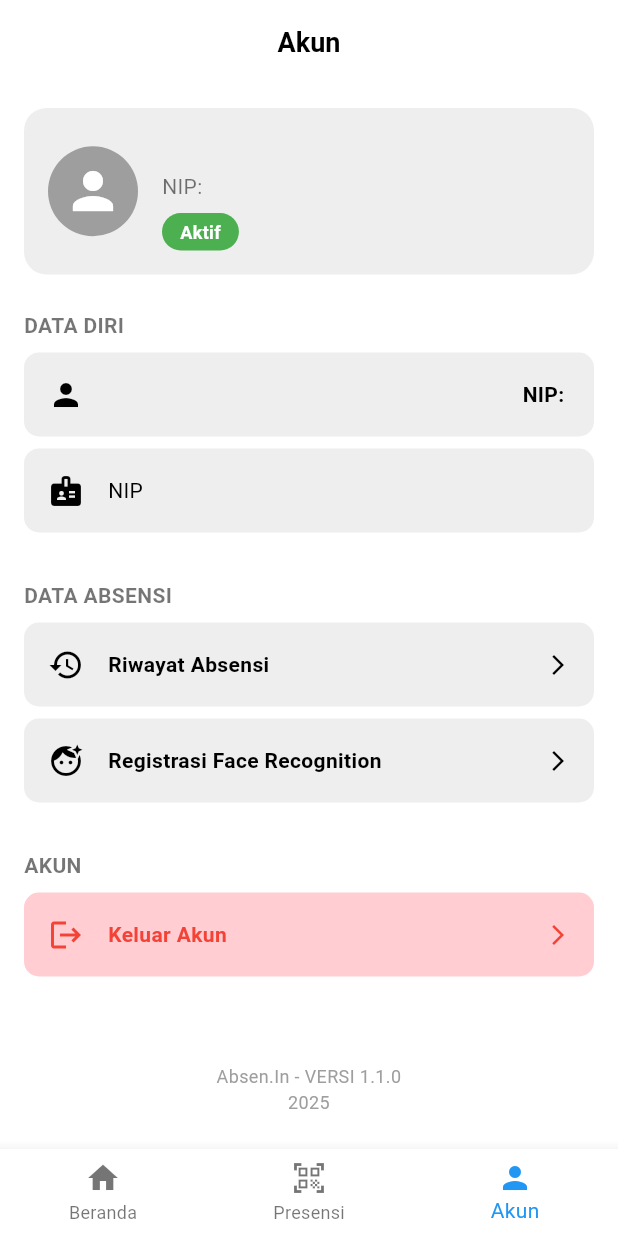
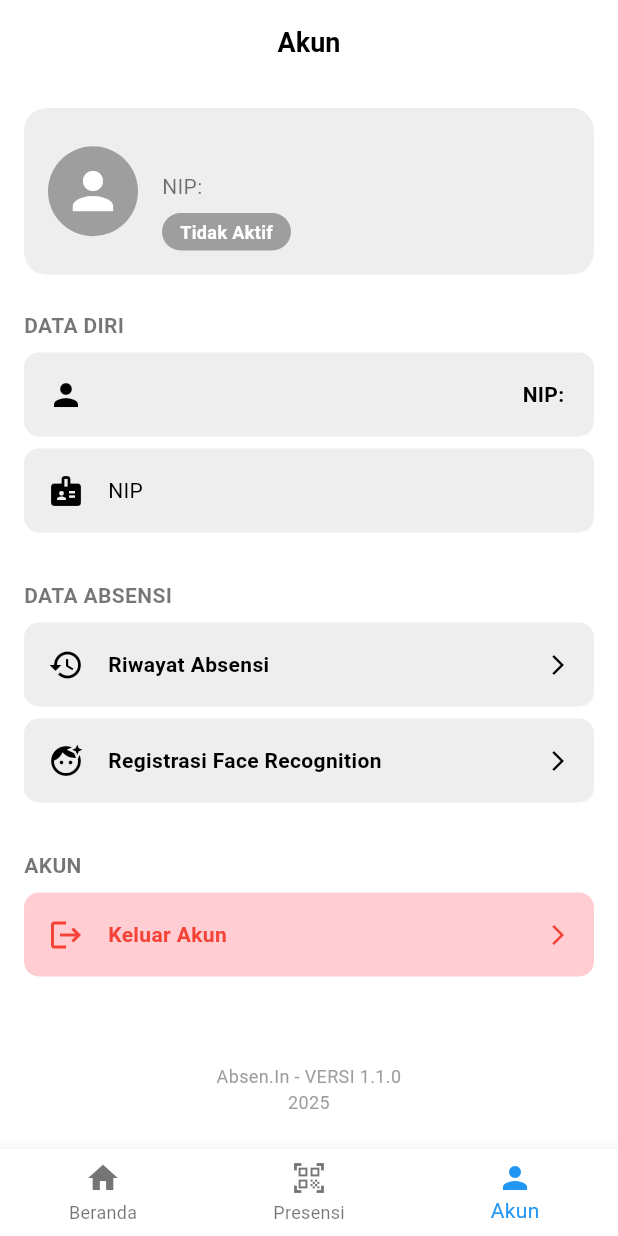
Before and after one commit to damarubi/flutter_app_tugas, a Flutter app: the screen it shows once a user with an empty profile is signed in, swiped to page 3, on a phone screen of 412 x 824 dp. Run offline on Flutter 3.47's test engine with Material 3 defaults, Android fonts, the light colour scheme and no system bars; our stand-ins replace camera, cloud_firestore, firebase_auth, firebase_core, flutter_map, geolocator and 2 more; accounts and stored records are empty.

Commit message:
refactor: profile pages 3-layer architecture
feat: foto profile

```diff
--- a/lib/features/home/presentation/pages/home_page.dart
+++ b/lib/features/home/presentation/pages/home_page.dart
@@ -1,4 +1,4 @@
-import 'dart:typed_data';
+// import 'dart:typed_data';
 import 'package:flutter/material.dart';
 import 'package:provider/provider.dart' as provider;
 import 'package:firebase_auth/firebase_auth.dart' as firebase_auth;
--- /dev/null
+++ b/lib/features/profile/data/datasources/profile_remote_datasource.dart
@@ -0,0 +1,42 @@
+import 'package:cloud_firestore/cloud_firestore.dart';
+import 'package:firebase_auth/firebase_auth.dart';
+import '../models/user_profile_model.dart';
+
+abstract class ProfileRemoteDataSource {
+  Stream<UserProfileModel> getUserProfileStream();
+  Future<void> logout();
+}
+
+class ProfileRemoteDataSourceImpl implements ProfileRemoteDataSource {
+  final FirebaseAuth firebaseAuth;
+  final FirebaseFirestore firestore;
+
+  ProfileRemoteDataSourceImpl({
+    required this.firebaseAuth,
+    required this.firestore,
+  });
+
+  @override
+  Stream<UserProfileModel> getUserProfileStream() {
+    final user = firebaseAuth.currentUser;
+    if (user == null) {
+      throw Exception('User not authenticated');
+    }
+
+    return firestore.collection('users').doc(user.uid).snapshots().map((
+      snapshot,
+    ) {
+      if (!snapshot.exists) {
+        throw Exception('User profile not found');
+      }
+
+      final data = snapshot.data()!;
+      return UserProfileModel.fromFirestore(user.uid, data);
+    });
+  }
+
+  @override
+  Future<void> logout() async {
+    await firebaseAuth.signOut();
+  }
+}
--- /dev/null
+++ b/lib/features/profile/data/models/user_profile_model.dart
@@ -0,0 +1,36 @@
+import '../../domain/entities/user_profile.dart';
+
+class UserProfileModel extends UserProfile {
+  UserProfileModel({
+    required super.uid,
+    required super.fullName,
+    required super.nip,
+    required super.email,
+    super.faceDataBase64,
+    super.isActive,
+  });
+
+  factory UserProfileModel.fromFirestore(
+    String uid,
+    Map<String, dynamic> data,
+  ) {
+    return UserProfileModel(
+      uid: uid,
+      fullName: data['fullName'] ?? '',
+      nip: data['nip'] ?? '',
+      email: data['email'] ?? '',
+      faceDataBase64: data['faceDataBase64'],
+      isActive: data['isActive'] ?? true,
+    );
+  }
+
+  Map<String, dynamic> toFirestore() {
+    return {
+      'fullName': fullName,
+      'nip': nip,
+      'email': email,
+      'faceDataBase64': faceDataBase64,
+      'isActive': isActive,
+    };
+  }
+}
--- /dev/null
+++ b/lib/features/profile/data/repositories/profile_repository_impl.dart
@@ -0,0 +1,19 @@
+import '../../domain/entities/user_profile.dart';
+import '../../domain/repositories/profile_repository.dart';
+import '../datasources/profile_remote_datasource.dart';
+
+class ProfileRepositoryImpl implements ProfileRepository {
+  final ProfileRemoteDataSource remoteDataSource;
+
+  ProfileRepositoryImpl({required this.remoteDataSource});
+
+  @override
+  Stream<UserProfile> getUserProfileStream() {
+    return remoteDataSource.getUserProfileStream();
+  }
+
+  @override
+  Future<void> logout() async {
+    await remoteDataSource.logout();
+  }
+}
--- /dev/null
+++ b/lib/features/profile/domain/entities/user_profile.dart
@@ -0,0 +1,19 @@
+class UserProfile {
+  final String uid;
+  final String fullName;
+  final String nip;
+  final String email;
+  final String? faceDataBase64;
+  final bool isActive;
+
+  UserProfile({
+    required this.uid,
+    required this.fullName,
+    required this.nip,
+    required this.email,
+    this.faceDataBase64,
+    this.isActive = true,
+  });
+
+  String get statusLabel => isActive ? 'Aktif' : 'Tidak Aktif';
+}
--- /dev/null
+++ b/lib/features/profile/domain/repositories/profile_repository.dart
@@ -0,0 +1,6 @@
+import '../entities/user_profile.dart';
+
+abstract class ProfileRepository {
+  Stream<UserProfile> getUserProfileStream();
+  Future<void> logout();
+}
--- /dev/null
+++ b/lib/features/profile/domain/usecases/get_user_profile_usecase.dart
@@ -0,0 +1,12 @@
+import '../entities/user_profile.dart';
+import '../repositories/profile_repository.dart';
+
+class GetUserProfileUseCase {
+  final ProfileRepository repository;
+
+  GetUserProfileUseCase(this.repository);
+
+  Stream<UserProfile> call() {
+    return repository.getUserProfileStream();
+  }
+}
--- /dev/null
+++ b/lib/features/profile/domain/usecases/logout_usecase.dart
@@ -0,0 +1,11 @@
+import '../repositories/profile_repository.dart';
+
+class LogoutUseCase {
+  final ProfileRepository repository;
+
+  LogoutUseCase(this.repository);
+
+  Future<void> call() async {
+    await repository.logout();
+  }
+}
--- a/lib/features/profile/presentation/pages/profile_page.dart
+++ b/lib/features/profile/presentation/pages/profile_page.dart
@@ -1,18 +1,56 @@
+import 'dart:convert';
 import 'package:flutter/material.dart';
 import 'package:cloud_firestore/cloud_firestore.dart';
 import 'package:firebase_auth/firebase_auth.dart';
+import 'package:provider/provider.dart' as provider;
 import '../../../auth/presentation/pages/login_page.dart';
 import '../../../face_recognition/presentation/pages/face_recognition_page.dart';
+import '../providers/profile_provider.dart' as providers;
+import '../../data/datasources/profile_remote_datasource.dart' as datasources;
+import '../../data/repositories/profile_repository_impl.dart' as repositories;
+import '../../domain/usecases/get_user_profile_usecase.dart' as usecases;
+import '../../domain/usecases/logout_usecase.dart' as usecases;
 
-class ProfilePage extends StatelessWidget {
+class ProfilePage extends StatefulWidget {
   const ProfilePage({super.key});
 
+  @override
+  State<ProfilePage> createState() => _ProfilePageState();
+}
+
+class _ProfilePageState extends State<ProfilePage> {
+  late providers.ProfileProvider _profileProvider;
+
+  @override
+  void initState() {
+    super.initState();
+    _initializeProvider();
+  }
+
+  void _initializeProvider() {
+    // Initialize dependencies
+    final dataSource = datasources.ProfileRemoteDataSourceImpl(
+      firebaseAuth: FirebaseAuth.instance,
+      firestore: FirebaseFirestore.instance,
+    );
+    final repository = repositories.ProfileRepositoryImpl(
+      remoteDataSource: dataSource,
+    );
+
+    _profileProvider = providers.ProfileProvider(
+      getUserProfileUseCase: usecases.GetUserProfileUseCase(repository),
+      logoutUseCase: usecases.LogoutUseCase(repository),
+    );
+  }
+
   void _logout(BuildContext context) async {
-    await FirebaseAuth.instance.signOut();
+    await _profileProvider.logout();
+    if (mounted) {
       Navigator.of(context).pushAndRemoveUntil(
         MaterialPageRoute(builder: (context) => const LoginPage()),
         (Route<dynamic> route) => false,
       );
+    }
   }
 
   @override
@@ -22,7 +60,9 @@ class ProfilePage extends StatelessWidget {
       return const LoginPage();
     }
 
-    return Scaffold(
+    return provider.ChangeNotifierProvider.value(
+      value: _profileProvider,
+      child: Scaffold(
         appBar: AppBar(
           title: const Text(
             'Akun',
@@ -32,11 +72,8 @@ class ProfilePage extends StatelessWidget {
           elevation: 0,
           centerTitle: true,
         ),
-      body: StreamBuilder<DocumentSnapshot>(
-        stream: FirebaseFirestore.instance
-            .collection('users')
-            .doc(user.uid)
-            .snapshots(),
+        body: StreamBuilder(
+          stream: _profileProvider.getUserProfileStream(),
           builder: (context, snapshot) {
             if (snapshot.connectionState == ConnectionState.waiting) {
               return const Center(child: CircularProgressIndicator());
@@ -48,13 +85,13 @@ class ProfilePage extends StatelessWidget {
               );
             }
 
-          if (!snapshot.hasData || !snapshot.data!.exists) {
-            return const Center(child: Text('Data pengguna tidak ditemukan.'));
+            if (!snapshot.hasData) {
+              return const Center(
+                child: Text('Data pengguna tidak ditemukan.'),
+              );
             }
 
-          final userData = snapshot.data!.data() as Map<String, dynamic>;
-          final fullName = userData['fullName'] ?? 'Nama Tidak Ditemukan';
-          final nip = userData['nip'] ?? 'NIP Tidak Ditemukan';
+            final userProfile = snapshot.data!;
 
             return SingleChildScrollView(
               padding: const EdgeInsets.all(16.0),
@@ -62,22 +99,27 @@ class ProfilePage extends StatelessWidget {
                 crossAxisAlignment: CrossAxisAlignment.stretch,
                 children: <Widget>[
                   // Bagian atas (Informasi Pengguna)
-                _buildProfileCard(fullName, nip),
+                  _buildProfileCard(
+                    userProfile.fullName,
+                    userProfile.nip,
+                    userProfile.isActive,
+                    userProfile.faceDataBase64,
+                  ),
                   const SizedBox(height: 24.0),
 
                   // Bagian Data Diri
                   _buildSectionTitle('DATA DIRI'),
                   _buildDataCard(
                     icon: Icons.person,
-                  label: fullName,
-                  value: 'NIP: $nip',
+                    label: userProfile.fullName,
+                    value: 'NIP: ${userProfile.nip}',
                     iconColor: Colors.black,
                     isBold: true,
                   ),
                   _buildDataCard(
                     icon: Icons.badge,
                     label: 'NIP',
-                  value: nip,
+                    value: userProfile.nip,
                     iconColor: Colors.black,
                   ),
                   const SizedBox(height: 24.0),
@@ -129,10 +171,12 @@ class ProfilePage extends StatelessWidget {
             );
           },
         ),
+      ),
     );
   }
 
-  Widget _buildProfileCard(String fullName, String nip) {
+  Widget _buildProfileCard(
+      String fullName, String nip, bool isActive, String? faceDataBase64) {
     return Container(
       padding: const EdgeInsets.all(16.0),
       decoration: BoxDecoration(
@@ -141,10 +185,23 @@ class ProfilePage extends StatelessWidget {
       ),
       child: Row(
         children: <Widget>[
-          const CircleAvatar(
+          // Profile Photo from Face Recognition
+          CircleAvatar(
             radius: 30,
             backgroundColor: Colors.grey,
-            child: Icon(Icons.person, size: 40, color: Colors.white),
+            backgroundImage: faceDataBase64 != null &&
+                    faceDataBase64.isNotEmpty
+                ? MemoryImage(
+                    base64Decode(
+                      faceDataBase64.contains(',')
+                          ? faceDataBase64.split(',').last
+                          : faceDataBase64,
+                    ),
+                  )
+                : null,
+            child: faceDataBase64 == null || faceDataBase64.isEmpty
+                ? const Icon(Icons.person, size: 40, color: Colors.white)
+                : null,
           ),
           const SizedBox(width: 16.0),
           Expanded(
@@ -169,12 +226,12 @@ class ProfilePage extends StatelessWidget {
                     vertical: 4.0,
                   ),
                   decoration: BoxDecoration(
-                    color: Colors.green,
+                    color: isActive ? Colors.green : Colors.grey,
                     borderRadius: BorderRadius.circular(20),
                   ),
-                  child: const Text(
-                    'Aktif',
-                    style: TextStyle(
+                  child: Text(
+                    isActive ? 'Aktif' : 'Tidak Aktif',
+                    style: const TextStyle(
                       color: Colors.white,
                       fontWeight: FontWeight.bold,
                       fontSize: 12,
--- /dev/null
+++ b/lib/features/profile/presentation/providers/profile_provider.dart
@@ -0,0 +1,43 @@
+import 'package:flutter/material.dart';
+import '../../domain/entities/user_profile.dart';
+import '../../domain/usecases/get_user_profile_usecase.dart';
+import '../../domain/usecases/logout_usecase.dart';
+
+class ProfileProvider extends ChangeNotifier {
+  final GetUserProfileUseCase getUserProfileUseCase;
+  final LogoutUseCase logoutUseCase;
+
+  ProfileProvider({
+    required this.getUserProfileUseCase,
+    required this.logoutUseCase,
+  });
+
+  UserProfile? _userProfile;
+  bool _isLoading = false;
+  String? _errorMessage;
+
+  UserProfile? get userProfile => _userProfile;
+  bool get isLoading => _isLoading;
+  String? get errorMessage => _errorMessage;
+
+  Stream<UserProfile> getUserProfileStream() {
+    return getUserProfileUseCase.call();
+  }
+
+  Future<void> logout() async {
+    try {
+      _isLoading = true;
+      _errorMessage = null;
+      notifyListeners();
+
+      await logoutUseCase.call();
+
+      _isLoading = false;
+      notifyListeners();
+    } catch (e) {
+      _errorMessage = e.toString();
+      _isLoading = false;
+      notifyListeners();
+    }
+  }
+}
```
Lines whose indentation alone changed are shown as unchanged.
